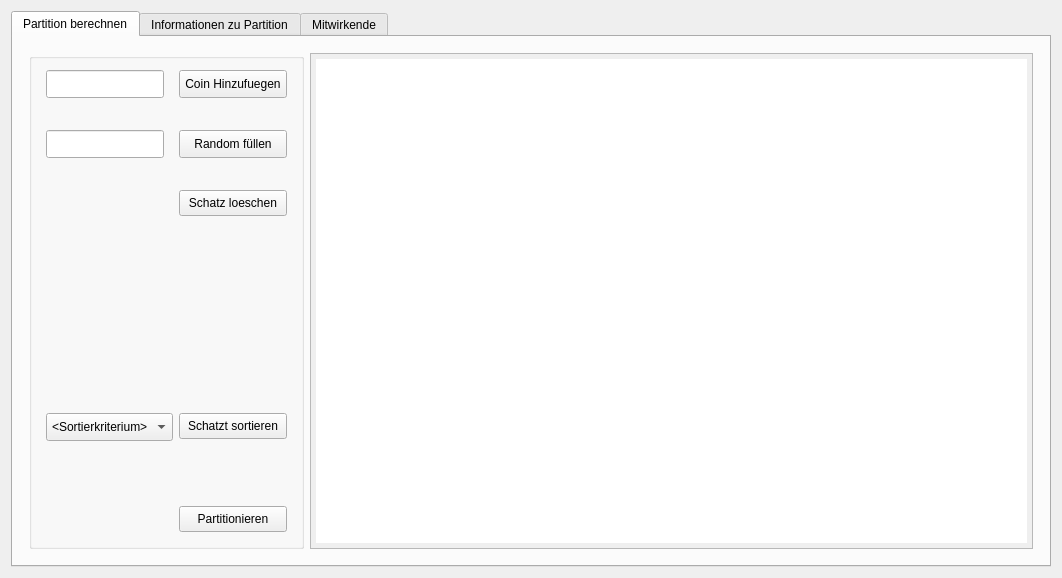
Old version of the form mainwindow.ui in the repository Makozer/NpPartitionManager.
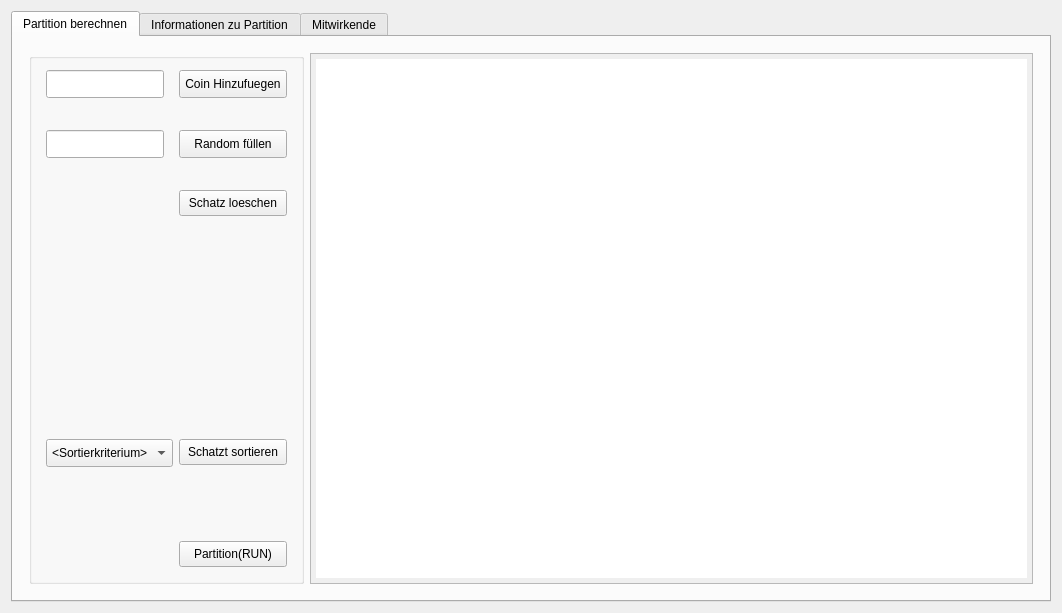
New version of the form. Custom widgets are drawn as their Qt base class.

What changed in the file:
```diff
--- a/mainwindow.ui
+++ b/mainwindow.ui
@@ -7,7 +7,7 @@
     <x>0</x>
     <y>0</y>
     <width>1062</width>
-    <height>578</height>
+    <height>613</height>
    </rect>
   </property>
   <property name="windowTitle">
@@ -222,7 +222,7 @@
               </sizepolicy>
              </property>
              <property name="text">
-              <string>Partitionieren</string>
+              <string>Partition(RUN)</string>
              </property>
             </widget>
            </item>
```
